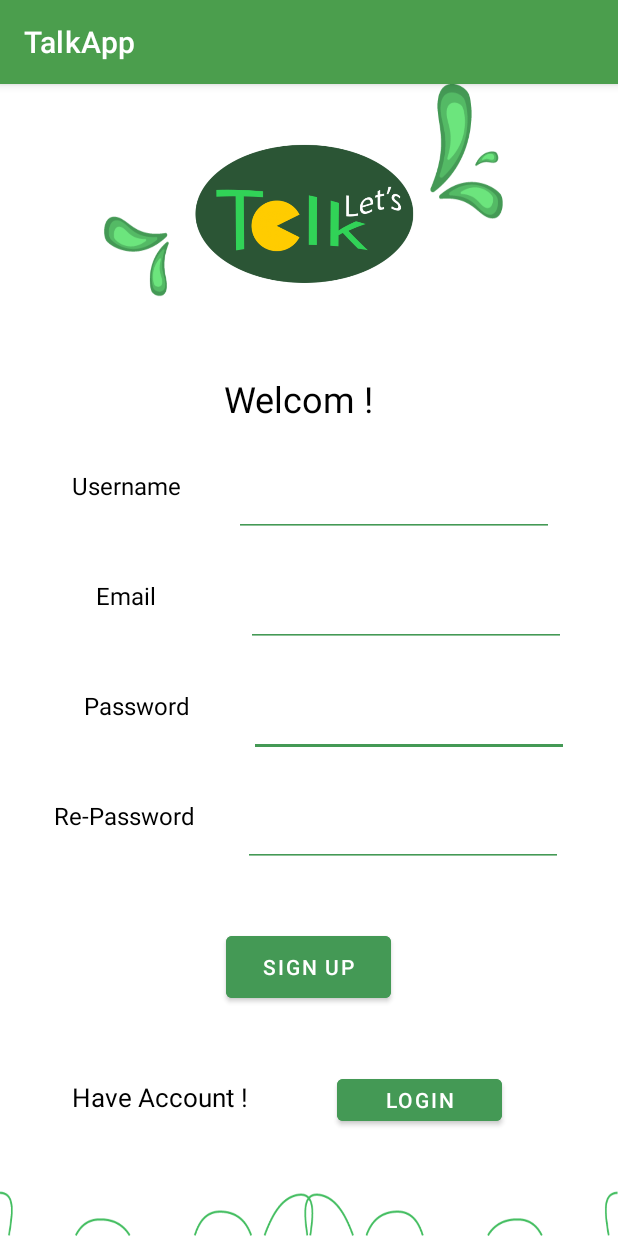
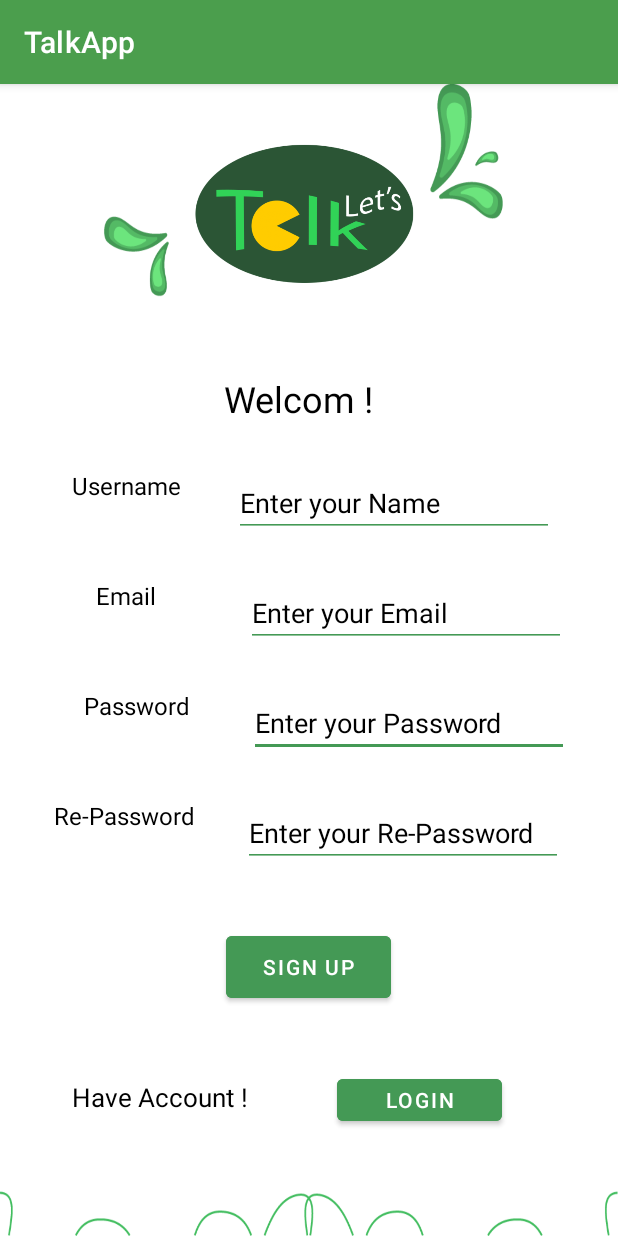
Before and after one commit to yurid02/TalkApp, an Android app: the screen it shows after launch (MainActivity), on a phone screen of 412 x 824 dp. Run offline under Robolectric (Android 15) with nearby library versions, the phone set to English and light mode, and no system bars; our stand-ins replace Firebase (no records; nobody signed in at launch, a user with empty details on screens opened directly).

Commit message:
Style: some layout polish

```diff
--- a/app/src/main/res/layout/activity_chat.xml
+++ b/app/src/main/res/layout/activity_chat.xml
@@ -45,11 +45,13 @@
                 android:layout_marginBottom="10dp"
                 android:layout_marginTop="13dp"
                 android:layout_marginLeft="5dp"
+                android:textColorHint="@color/edit"
                 android:layout_weight="1"
                 android:padding="5dp"
+                android:hint="@string/entermessage"
                 android:textColor="@color/edit"
                 android:background="@drawable/et_style"
-                android:hint="@string/entermessage" />
+                 />
 
             <ImageView
                 android:id="@+id/ivSend"
--- a/app/src/main/res/layout/fragment_sign_up.xml
+++ b/app/src/main/res/layout/fragment_sign_up.xml
@@ -31,7 +31,7 @@
             android:layout_marginTop="32dp"
             android:text="@string/titleApp"
             android:textAlignment="center"
-            android:textColor="@color/black"
+            android:textColor="@color/text_color"
             android:textSize="24sp"
             app:layout_constraintEnd_toEndOf="parent"
             app:layout_constraintHorizontal_bias="0.471"
@@ -83,6 +83,8 @@
             android:backgroundTint="#495"
             android:ems="10"
             android:inputType="textPassword"
+            android:hint="@string/editpassword"
+            android:textColorHint="@color/message"
             app:layout_constraintStart_toEndOf="@+id/tvPassword"
             app:layout_constraintTop_toBottomOf="@+id/etEmail" />
 
@@ -94,6 +96,8 @@
             android:layout_marginTop="28dp"
             android:backgroundTint="#495"
             android:ems="10"
+            android:hint="@string/editemail"
+            android:textColorHint="@color/message"
             android:inputType="textEmailAddress"
             app:layout_constraintStart_toEndOf="@+id/tvEmail"
             app:layout_constraintTop_toBottomOf="@+id/etUsername" />
@@ -106,6 +110,8 @@
             android:layout_marginTop="28dp"
             android:backgroundTint="#495"
             android:ems="10"
+            android:hint="@string/editname"
+            android:textColorHint="@color/message"
             android:inputType="textEmailAddress"
             app:layout_constraintStart_toEndOf="@+id/tvUsername"
             app:layout_constraintTop_toBottomOf="@id/Welcome" />
@@ -130,6 +136,8 @@
             android:layout_marginTop="28dp"
             android:backgroundTint="#495"
             android:ems="10"
+            android:hint="@string/editRepassword"
+            android:textColorHint="@color/message"
             android:inputType="textPassword"
             app:layout_constraintStart_toEndOf="@+id/tvPassword"
             app:layout_constraintTop_toBottomOf="@+id/etPassword" />
--- a/app/src/main/res/values/strings.xml
+++ b/app/src/main/res/values/strings.xml
@@ -13,5 +13,9 @@
     <string name="haveAccount">Have Account !</string>
     <string name="entermessage">Enter Message Here</string>
     <string name="message"> Message</string>
+    <string name="editname"> Enter your Name</string>
+    <string name="editemail"> Enter your Email</string>
+    <string name="editpassword"> Enter your Password</string>
+    <string name="editRepassword"> Enter your Re-Password</string>
 
 </resources>
```
Also changed, not shown: app/src/main/res/layout/fragment_log_in.xml (+8 -4 lines), 1 other file.
